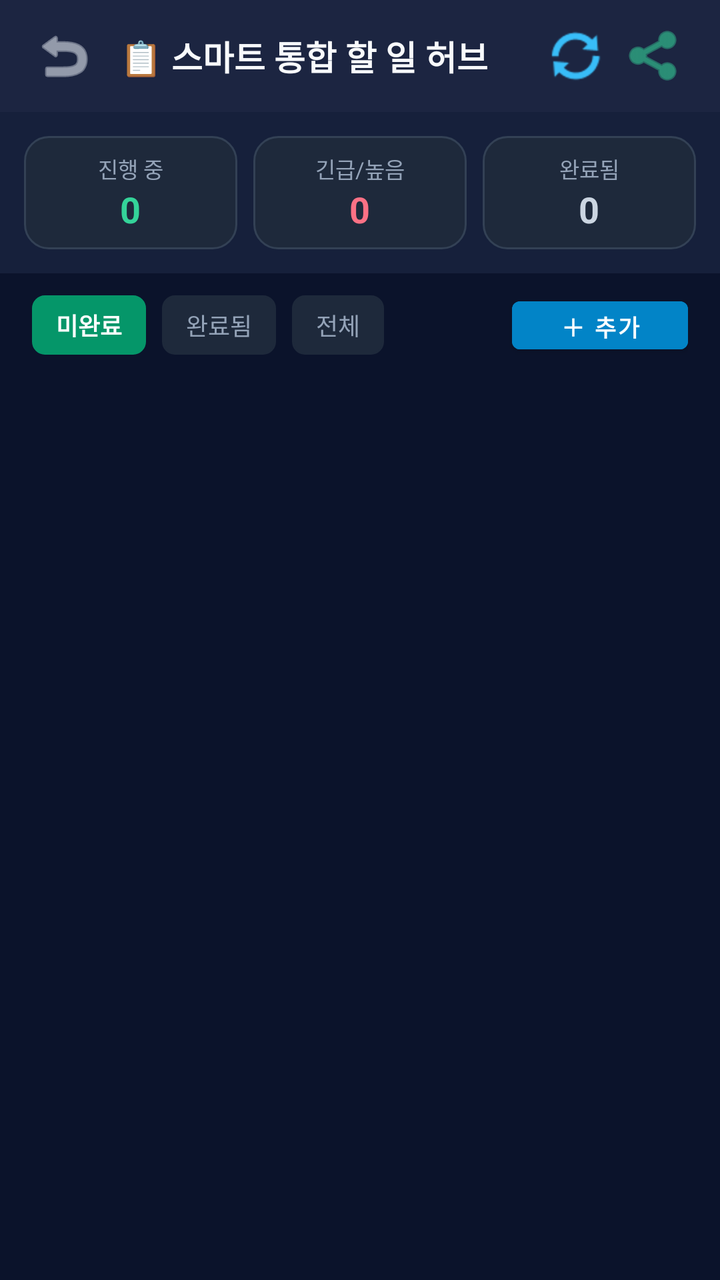
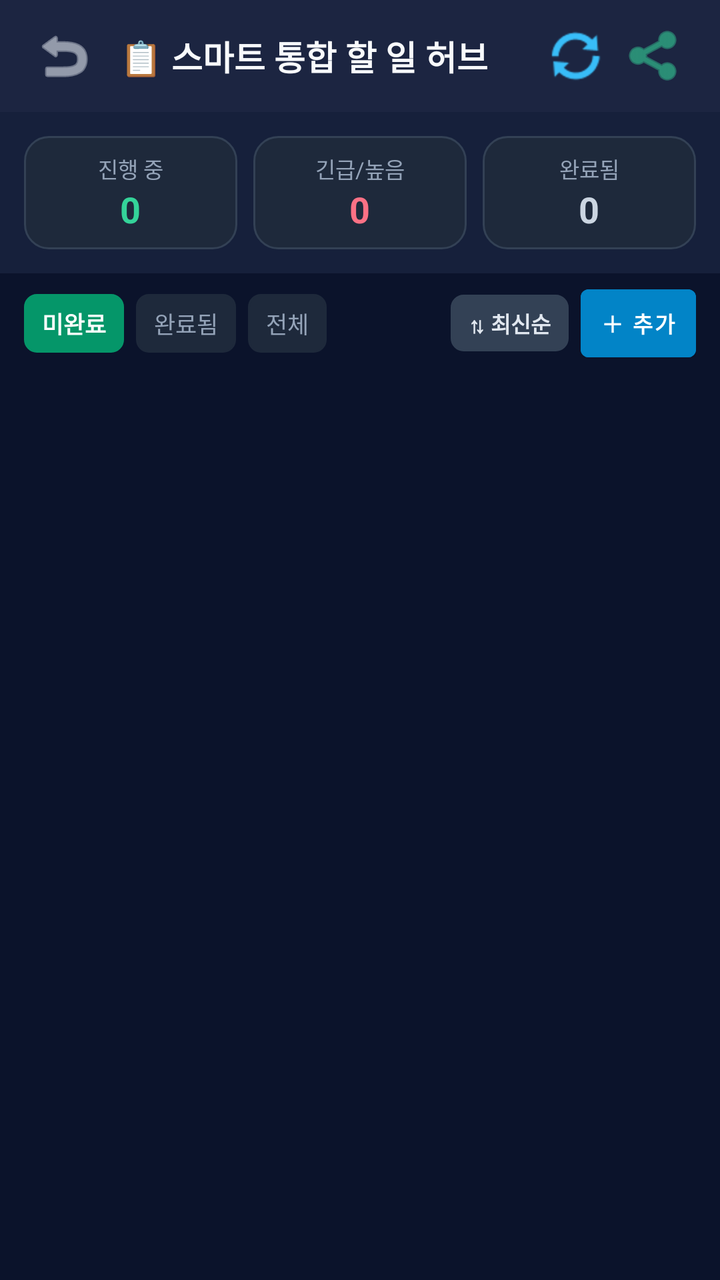

Screens rendered from an Android XML layout before and after an edit, with the pre-edit source and the edit as a unified diff.
<!-- AndroidManifest.xml: activity theme Theme.SheetBotDepositAgent -->
<!-- res/layout/activity_tasks.xml -->
<?xml version="1.0" encoding="utf-8"?>
<LinearLayout xmlns:android="http://schemas.android.com/apk/res/android"
    xmlns:app="http://schemas.android.com/apk/res-auto"
    android:layout_width="match_parent"
    android:layout_height="match_parent"
    android:orientation="vertical"
    android:background="#0B132B">

    
    <LinearLayout
        android:layout_width="match_parent"
        android:layout_height="56dp"
        android:orientation="horizontal"
        android:gravity="center_vertical"
        android:paddingHorizontal="16dp"
        android:background="#1C2541">

        <ImageView
            android:id="@+id/btnBack"
            android:layout_width="32dp"
            android:layout_height="32dp"
            android:src="@android:drawable/ic_menu_revert"
            android:contentDescription="뒤로가기"
            app:tint="#E2E8F0"
            android:background="?android:attr/selectableItemBackgroundBorderless" />

        <TextView
            android:layout_width="0dp"
            android:layout_height="wrap_content"
            android:layout_weight="1"
            android:text="📋 스마트 통합 할 일 허브"
            android:textColor="#F8FAFC"
            android:textSize="17sp"
            android:textStyle="bold"
            android:layout_marginStart="12dp" />

        <ImageView
            android:id="@+id/btnRefreshTasks"
            android:layout_width="32dp"
            android:layout_height="32dp"
            android:src="@android:drawable/ic_popup_sync"
            android:contentDescription="새로고침"
            app:tint="#38BDF8"
            android:layout_marginEnd="8dp"
            android:background="?android:attr/selectableItemBackgroundBorderless" />

        <ImageView
            android:id="@+id/btnOpenWebTasks"
            android:layout_width="32dp"
            android:layout_height="32dp"
            android:src="@android:drawable/ic_menu_share"
            android:contentDescription="웹 대시보드 열기"
            app:tint="#34D399"
            android:background="?android:attr/selectableItemBackgroundBorderless" />
    </LinearLayout>

    
    <LinearLayout
        android:layout_width="match_parent"
        android:layout_height="wrap_content"
        android:orientation="horizontal"
        android:padding="12dp"
        android:background="#16203B">

        <LinearLayout
            android:id="@+id/cardFilterPending"
            android:layout_width="0dp"
            android:layout_height="wrap_content"
            android:layout_weight="1"
            android:orientation="vertical"
            android:gravity="center"
            android:padding="8dp"
            android:background="@drawable/bg_card_scenario">

            <TextView
                android:layout_width="wrap_content"
                android:layout_height="wrap_content"
                android:text="진행 중"
                android:textColor="#94A3B8"
                android:textSize="11sp" />

            <TextView
                android:id="@+id/tvStatPendingCount"
                android:layout_width="wrap_content"
                android:layout_height="wrap_content"
                android:text="0"
                android:textColor="#34D399"
                android:textSize="18sp"
                android:textStyle="bold" />
        </LinearLayout>

        <View android:layout_width="8dp" android:layout_height="0dp" />

        <LinearLayout
            android:id="@+id/cardFilterUrgent"
            android:layout_width="0dp"
            android:layout_height="wrap_content"
            android:layout_weight="1"
            android:orientation="vertical"
            android:gravity="center"
            android:padding="8dp"
            android:background="@drawable/bg_card_scenario">

            <TextView
                android:layout_width="wrap_content"
                android:layout_height="wrap_content"
                android:text="긴급/높음"
                android:textColor="#94A3B8"
                android:textSize="11sp" />

            <TextView
                android:id="@+id/tvStatUrgentCount"
                android:layout_width="wrap_content"
                android:layout_height="wrap_content"
                android:text="0"
                android:textColor="#FB7185"
                android:textSize="18sp"
                android:textStyle="bold" />
        </LinearLayout>

        <View android:layout_width="8dp" android:layout_height="0dp" />

        <LinearLayout
            android:id="@+id/cardFilterDone"
            android:layout_width="0dp"
            android:layout_height="wrap_content"
            android:layout_weight="1"
            android:orientation="vertical"
            android:gravity="center"
            android:padding="8dp"
            android:background="@drawable/bg_card_scenario">

            <TextView
                android:layout_width="wrap_content"
                android:layout_height="wrap_content"
                android:text="완료됨"
                android:textColor="#94A3B8"
                android:textSize="11sp" />

            <TextView
                android:id="@+id/tvStatDoneCount"
                android:layout_width="wrap_content"
                android:layout_height="wrap_content"
                android:text="0"
                android:textColor="#CBD5E1"
                android:textSize="18sp"
                android:textStyle="bold" />
        </LinearLayout>
    </LinearLayout>

    
    <LinearLayout
        android:layout_width="match_parent"
        android:layout_height="wrap_content"
        android:orientation="horizontal"
        android:paddingHorizontal="16dp"
        android:paddingVertical="8dp"
        android:gravity="center_vertical">

        <TextView
            android:id="@+id/tabPending"
            android:layout_width="wrap_content"
            android:layout_height="wrap_content"
            android:text="미완료"
            android:textColor="#FFFFFF"
            android:textSize="12sp"
            android:textStyle="bold"
            android:background="@drawable/bg_badge_version"
            android:backgroundTint="#059669"
            android:paddingHorizontal="12dp"
            android:paddingVertical="6dp"
            android:layout_marginEnd="8dp" />

        <TextView
            android:id="@+id/tabDone"
            android:layout_width="wrap_content"
            android:layout_height="wrap_content"
            android:text="완료됨"
            android:textColor="#94A3B8"
            android:textSize="12sp"
            android:background="@drawable/bg_badge_version"
            android:backgroundTint="#1E293B"
            android:paddingHorizontal="12dp"
            android:paddingVertical="6dp"
            android:layout_marginEnd="8dp" />

        <TextView
            android:id="@+id/tabAll"
            android:layout_width="wrap_content"
            android:layout_height="wrap_content"
            android:text="전체"
            android:textColor="#94A3B8"
            android:textSize="12sp"
            android:background="@drawable/bg_badge_version"
            android:backgroundTint="#1E293B"
            android:paddingHorizontal="12dp"
            android:paddingVertical="6dp" />

        <View android:layout_width="0dp" android:layout_height="0dp" android:layout_weight="1" />

        <Button
            android:id="@+id/btnAddNewTask"
            android:layout_width="wrap_content"
            android:layout_height="36dp"
            android:text="＋ 추가"
            android:textSize="11.5sp"
            android:textStyle="bold"
            android:textColor="#FFFFFF"
            android:backgroundTint="#0284C7"
            android:paddingHorizontal="12dp" />
    </LinearLayout>

    
    <LinearLayout
        android:id="@+id/layoutTasksInlineLoading"
        android:layout_width="match_parent"
        android:layout_height="wrap_content"
        android:orientation="vertical"
        android:paddingHorizontal="12dp" />

    <FrameLayout
        android:layout_width="match_parent"
        android:layout_height="0dp"
        android:layout_weight="1">

        
        <ProgressBar
            android:id="@+id/pbLoadingTasks"
            android:layout_width="0dp"
            android:layout_height="0dp"
            android:visibility="gone"
            android:indeterminateTint="#10B981" />

        
        <androidx.recyclerview.widget.RecyclerView
            android:id="@+id/rvTasksList"
            android:layout_width="match_parent"
            android:layout_height="match_parent"
            android:paddingHorizontal="12dp"
            android:clipToPadding="false"
            android:paddingBottom="16dp" />

        
        <LinearLayout
            android:id="@+id/llEmptyTasks"
            android:layout_width="match_parent"
            android:layout_height="wrap_content"
            android:layout_gravity="center"
            android:gravity="center"
            android:orientation="vertical"
            android:padding="24dp"
            android:visibility="gone">

            <TextView
                android:layout_width="wrap_content"
                android:layout_height="wrap_content"
                android:text="🎉"
                android:textSize="36sp"
                android:layout_marginBottom="8dp" />

            <TextView
                android:layout_width="wrap_content"
                android:layout_height="wrap_content"
                android:text="모든 할 일이 완료되었습니다!"
                android:textColor="#F8FAFC"
                android:textSize="15sp"
                android:textStyle="bold" />

            <TextView
                android:layout_width="wrap_content"
                android:layout_height="wrap_content"
                android:text="통화 녹음, 부재중 전화, 주문 지연 시 AI가 자동으로 이곳에 실시간 등록합니다."
                android:textColor="#94A3B8"
                android:textSize="12sp"
                android:gravity="center"
                android:layout_marginTop="4dp" />
        </LinearLayout>
    </FrameLayout>

</LinearLayout>
<!-- resources referenced by this layout -->
<resources>
  <!-- drawable bg_badge_version (drawable) -->
  <?xml version="1.0" encoding="utf-8"?>
  <shape xmlns:android="http://schemas.android.com/apk/res/android"
      android:shape="rectangle">
      <corners android:radius="6dp" />
      <solid android:color="#064E3B" />
      <stroke android:width="1dp" android:color="#059669" />
  </shape>
  <!-- drawable bg_card_scenario (drawable) -->
  <?xml version="1.0" encoding="utf-8"?>
  <shape xmlns:android="http://schemas.android.com/apk/res/android"
      android:shape="rectangle">
      <corners android:radius="12dp" />
      <solid android:color="#1E293B" />
      <stroke android:width="1dp" android:color="#334155" />
  </shape>
  <style name="Theme.SheetBotDepositAgent" parent="Theme.MaterialComponents.DayNight.NoActionBar">
          <item name="colorPrimary">@color/purple_500</item>
          <item name="colorPrimaryVariant">@color/purple_700</item>
          <item name="colorOnPrimary">@color/white</item>
          <item name="colorSecondary">@color/teal_200</item>
          <item name="colorSecondaryVariant">@color/teal_700</item>
          <item name="colorOnSecondary">@color/black</item>
          <item name="android:statusBarColor">#0F172A</item>
      </style>
  <color name="purple_500">#4F46E5</color>
  <color name="purple_700">#4338CA</color>
  <color name="white">#FFFFFFFF</color>
  <color name="teal_200">#10B981</color>
  <color name="teal_700">#059669</color>
  <color name="black">#000000</color>
</resources>

<!-- the commit's change to res/layout/activity_tasks.xml (unified diff, before → after) -->
@@ -153,7 +153,7 @@
         android:layout_width="match_parent"
         android:layout_height="wrap_content"
         android:orientation="horizontal"
-        android:paddingHorizontal="16dp"
+        android:paddingHorizontal="12dp"
         android:paddingVertical="8dp"
         android:gravity="center_vertical">
 
@@ -163,13 +163,13 @@
             android:layout_height="wrap_content"
             android:text="미완료"
             android:textColor="#FFFFFF"
-            android:textSize="12sp"
+            android:textSize="11.5sp"
             android:textStyle="bold"
             android:background="@drawable/bg_badge_version"
             android:backgroundTint="#059669"
-            android:paddingHorizontal="12dp"
+            android:paddingHorizontal="9dp"
             android:paddingVertical="6dp"
-            android:layout_marginEnd="8dp" />
+            android:layout_marginEnd="6dp" />
 
         <TextView
             android:id="@+id/tabDone"
@@ -177,12 +177,12 @@
             android:layout_height="wrap_content"
             android:text="완료됨"
             android:textColor="#94A3B8"
-            android:textSize="12sp"
+            android:textSize="11.5sp"
             android:background="@drawable/bg_badge_version"
             android:backgroundTint="#1E293B"
-            android:paddingHorizontal="12dp"
+            android:paddingHorizontal="9dp"
             android:paddingVertical="6dp"
-            android:layout_marginEnd="8dp" />
+            android:layout_marginEnd="6dp" />
 
         <TextView
             android:id="@+id/tabAll"
@@ -190,24 +190,42 @@
             android:layout_height="wrap_content"
             android:text="전체"
             android:textColor="#94A3B8"
-            android:textSize="12sp"
+            android:textSize="11.5sp"
             android:background="@drawable/bg_badge_version"
             android:backgroundTint="#1E293B"
-            android:paddingHorizontal="12dp"
+            android:paddingHorizontal="9dp"
             android:paddingVertical="6dp" />
 
         <View android:layout_width="0dp" android:layout_height="0dp" android:layout_weight="1" />
+
+        <TextView
+            android:id="@+id/btnSortTasks"
+            android:layout_width="wrap_content"
+            android:layout_height="wrap_content"
+            android:text="⇅ 최신순"
+            android:textColor="#E2E8F0"
+            android:textSize="11sp"
+            android:textStyle="bold"
+            android:background="@drawable/bg_badge_version"
+            android:backgroundTint="#334155"
+            android:paddingHorizontal="9dp"
+            android:paddingVertical="6dp"
+            android:layout_marginEnd="6dp" />
 
         <Button
             android:id="@+id/btnAddNewTask"
             android:layout_width="wrap_content"
-            android:layout_height="36dp"
+            android:layout_height="34dp"
+            android:minWidth="0dp"
+            android:minHeight="0dp"
             android:text="＋ 추가"
-            android:textSize="11.5sp"
+            android:textSize="11sp"
             android:textStyle="bold"
             android:textColor="#FFFFFF"
             android:backgroundTint="#0284C7"
-            android:paddingHorizontal="12dp" />
+            android:paddingHorizontal="10dp"
+            android:insetTop="0dp"
+            android:insetBottom="0dp" />
     </LinearLayout>
 
     
